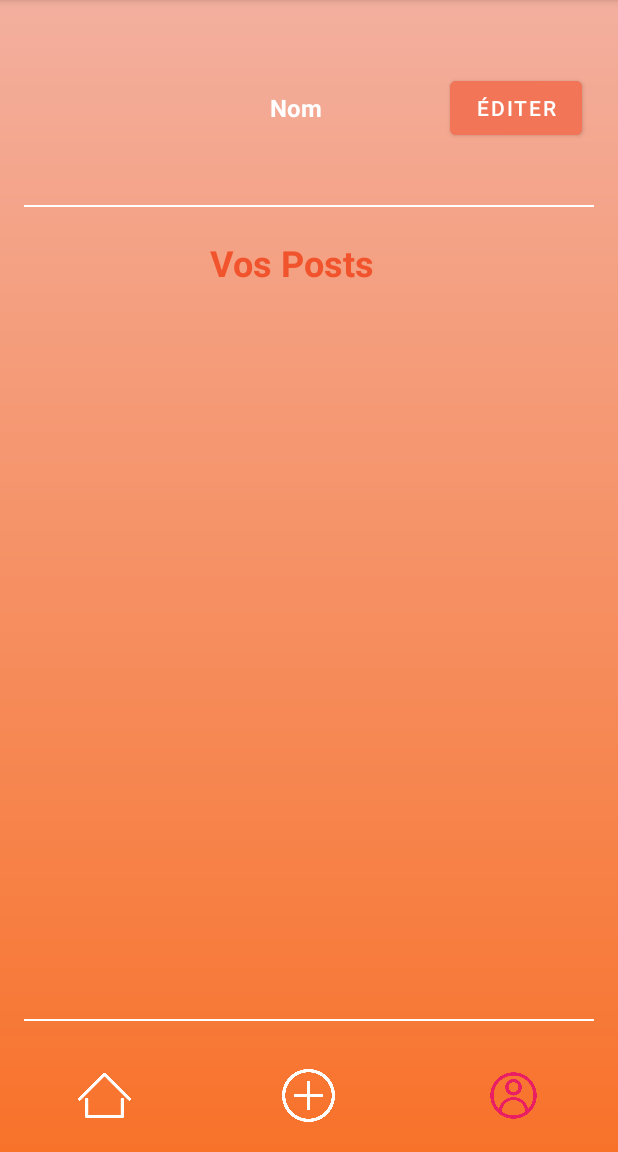
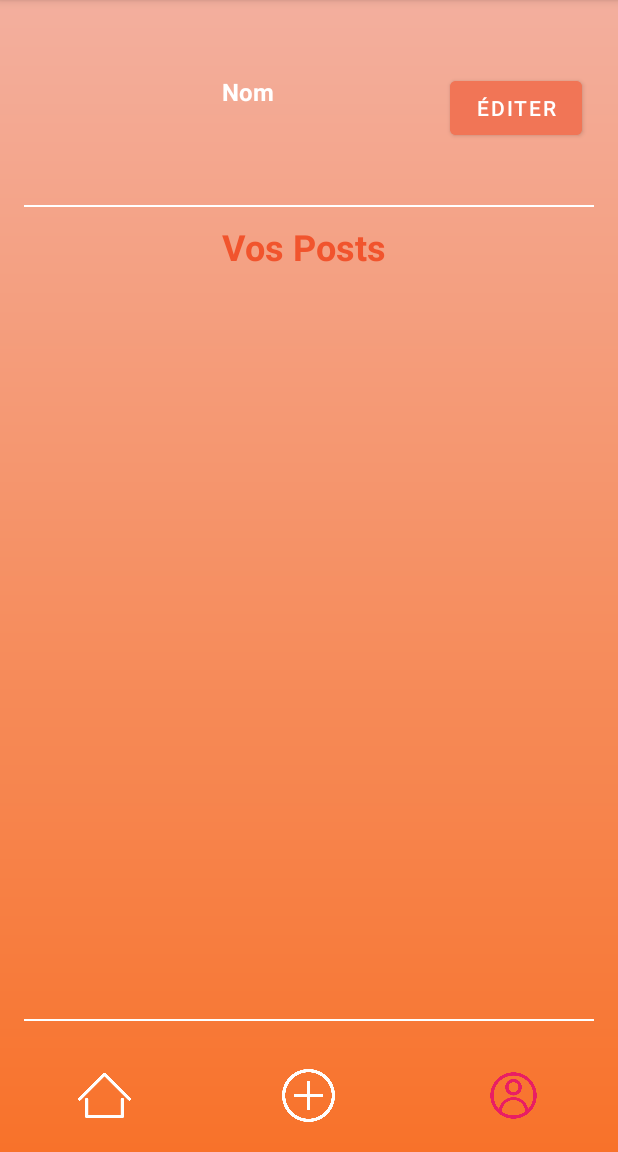
Before and after one commit to Francois238/IsenSocialNetwork, an Android app: the ProfileActivity screen opened directly, with no data from a screen before it, on a phone screen of 412 x 824 dp, the part 84-1236 px from its top. Run offline under Robolectric (Android 15) with nearby library versions, the phone set to English and light mode, and no system bars; our stand-ins replace Firebase (no records; nobody signed in at launch, a user with empty details on screens opened directly), Picasso; 3 statements that could not run were skipped.

Commit message:
Affichage profil

```diff
--- a/app/src/main/res/layout/activity_profile.xml
+++ b/app/src/main/res/layout/activity_profile.xml
@@ -66,10 +66,10 @@
         android:textStyle="bold"
         app:layout_constraintBottom_toBottomOf="parent"
         app:layout_constraintEnd_toEndOf="parent"
-        app:layout_constraintHorizontal_bias="0.477"
+        app:layout_constraintHorizontal_bias="0.392"
         app:layout_constraintStart_toStartOf="parent"
         app:layout_constraintTop_toTopOf="parent"
-        app:layout_constraintVertical_bias="0.081" />
+        app:layout_constraintVertical_bias="0.067" />
 
     <ImageView
         android:id="@+id/imageViewProfil"
@@ -120,7 +120,7 @@
         android:id="@+id/yourPosts"
         android:layout_width="wrap_content"
         android:layout_height="wrap_content"
-        android:layout_marginStart="140dp"
+        android:layout_marginStart="148dp"
         android:layout_marginTop="76dp"
         android:text="Vos Posts"
         android:textColor="#F1542D"
```
